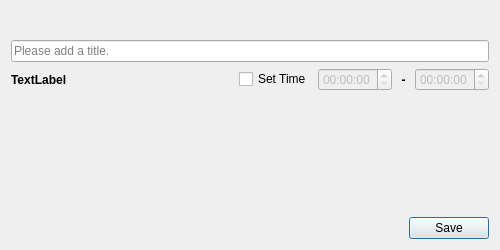
Old version of the form UI/luna-event.ui in the repository textbrowser/luna.
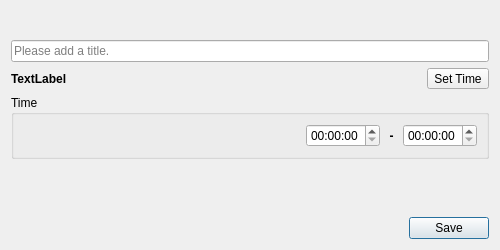
New version of the form. Icons and pictures are not drawn.

```diff
--- a/UI/luna-event.ui
+++ b/UI/luna-event.ui
@@ -115,21 +115,43 @@
       </spacer>
      </item>
      <item>
-      <widget class="QCheckBox" name="time">
+      <widget class="QToolButton" name="time">
        <property name="text">
         <string>Set Time</string>
        </property>
+       <property name="checkable">
+        <bool>true</bool>
+       </property>
       </widget>
      </item>
+    </layout>
+   </item>
      <item>
-      <widget class="QTimeEdit" name="start">
-       <property name="enabled">
-        <bool>false</bool>
-       </property>
-      </widget>
+    <widget class="QGroupBox" name="time_box">
+     <property name="title">
+      <string>Time</string>
+     </property>
+     <layout class="QVBoxLayout" name="verticalLayout_2">
+      <item>
+       <layout class="QHBoxLayout" name="horizontalLayout_5">
+        <item>
+         <spacer name="horizontalSpacer_4">
+          <property name="orientation">
+           <enum>Qt::Orientation::Horizontal</enum>
+          </property>
+          <property name="sizeHint" stdset="0">
+           <size>
+            <width>40</width>
+            <height>20</height>
+           </size>
+          </property>
+         </spacer>
      </item>
      <item>
-      <widget class="QLabel" name="label">
+         <widget class="QTimeEdit" name="start"/>
+        </item>
+        <item>
+         <widget class="QLabel" name="label_2">
        <property name="font">
         <font>
          <bold>true</bold>
@@ -144,13 +166,12 @@
       </widget>
      </item>
      <item>
-      <widget class="QTimeEdit" name="end">
-       <property name="enabled">
-        <bool>false</bool>
-       </property>
-      </widget>
-     </item>
-    </layout>
+         <widget class="QTimeEdit" name="end"/>
+        </item>
+       </layout>
+      </item>
+     </layout>
+    </widget>
    </item>
    <item>
     <spacer name="verticalSpacer">
```
Lines whose indentation alone changed are shown as unchanged.
